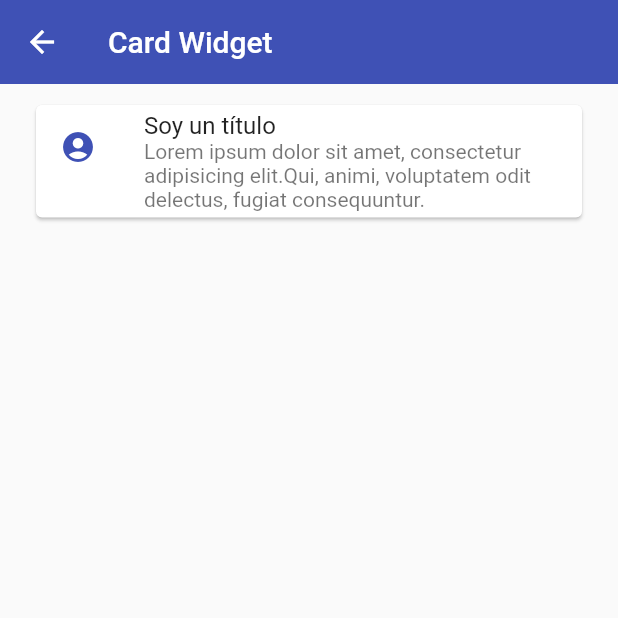
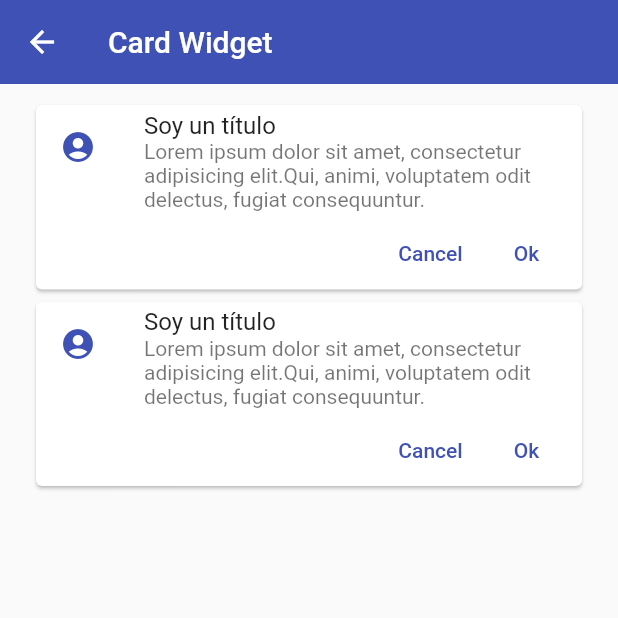
Before and after one commit to devferx/fl-components, a Flutter app: the CardScreen screen opened by its route, on a phone screen of 412 x 824 dp, the top half of it. Run offline on Flutter 3.47's test engine with Material 2 defaults, Android fonts, the phone set to English and light mode, and no system bars.

Commit message:
Centralizar los widgets personalizados

```diff
--- a/lib/screens/card_screen.dart
+++ b/lib/screens/card_screen.dart
@@ -1,5 +1,6 @@
-import 'package:fl_components/theme/app_theme.dart';
 import 'package:flutter/material.dart';
+
+import 'package:fl_components/widgets/widgets.dart';
 
 class CardScreen extends StatelessWidget {
   const CardScreen({Key? key}) : super(key: key);
@@ -12,23 +13,9 @@ class CardScreen extends StatelessWidget {
       ),
       body: ListView(
         padding: const EdgeInsets.symmetric(horizontal: 20, vertical: 10),
-        children: [
-          Card(
-            child: Column(
-              children: const [
-                ListTile(
-                  leading: Icon(
-                    Icons.account_circle,
-                    color: AppTheme.primary,
-                  ),
-                  title: Text("Soy un título"),
-                  subtitle: Text(
-                    "Lorem ipsum dolor sit amet, consectetur adipisicing elit.Qui, animi, voluptatem odit delectus, fugiat consequuntur.",
-                  ),
-                ),
-              ],
-            ),
-          ),
+        children: const [
+          CustomCardType1(),
+          CustomCardType1(),
         ],
       ),
     );
--- a/lib/theme/app_theme.dart
+++ b/lib/theme/app_theme.dart
@@ -11,6 +11,12 @@ class AppTheme {
       color: primary,
       elevation: 0,
     ),
+    // TextButton Theme
+    textButtonTheme: TextButtonThemeData(
+      style: TextButton.styleFrom(
+        primary: primary,
+      ),
+    ),
   );
 
   static final ThemeData darkTheme = ThemeData.dark().copyWith(
--- /dev/null
+++ b/lib/widgets/custom_card_type_1.dart
@@ -0,0 +1,45 @@
+import 'package:flutter/material.dart';
+
+import 'package:fl_components/theme/app_theme.dart';
+
+class CustomCardType1 extends StatelessWidget {
+  const CustomCardType1({
+    Key? key,
+  }) : super(key: key);
+
+  @override
+  Widget build(BuildContext context) {
+    return Card(
+      child: Column(
+        children: [
+          const ListTile(
+            leading: Icon(
+              Icons.account_circle,
+              color: AppTheme.primary,
+            ),
+            title: Text("Soy un título"),
+            subtitle: Text(
+              "Lorem ipsum dolor sit amet, consectetur adipisicing elit.Qui, animi, voluptatem odit delectus, fugiat consequuntur.",
+            ),
+          ),
+          Padding(
+            padding: const EdgeInsets.only(right: 5.0),
+            child: Row(
+              mainAxisAlignment: MainAxisAlignment.end,
+              children: [
+                TextButton(
+                  onPressed: () {},
+                  child: const Text("Cancel"),
+                ),
+                TextButton(
+                  onPressed: () {},
+                  child: const Text("Ok"),
+                ),
+              ],
+            ),
+          )
+        ],
+      ),
+    );
+  }
+}
--- /dev/null
+++ b/lib/widgets/widgets.dart
@@ -0,0 +1 @@
+export 'package:fl_components/widgets/custom_card_type_1.dart';
```
